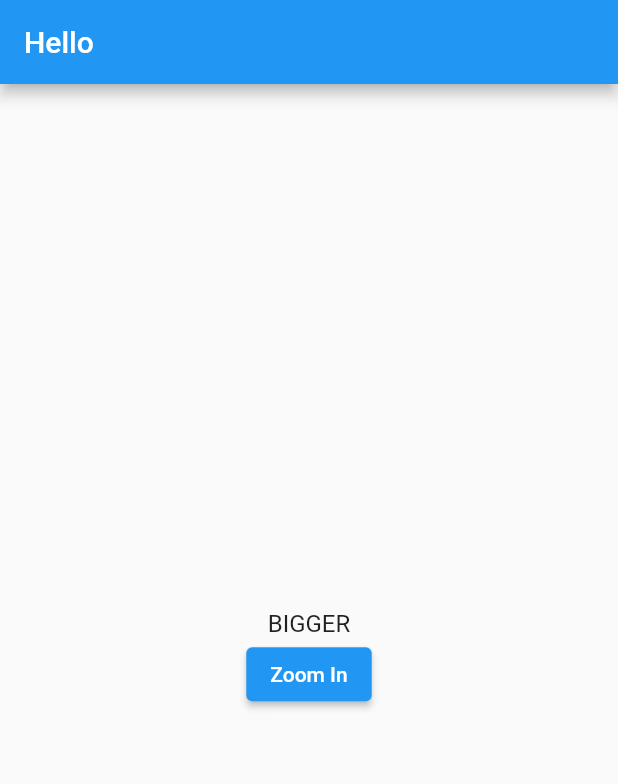
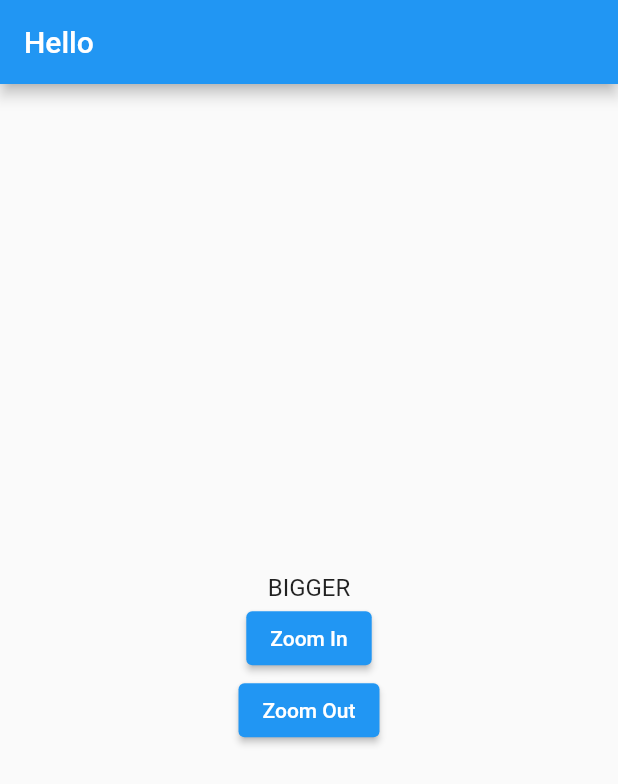
Before and after one commit to WahyuSeptiadi/FirstFlutterApps, a Flutter app: the screen it shows after launch, on a phone screen of 412 x 824 dp. Shown: the top 784 px of the screen. Run offline on Flutter 3.47's test engine with Material 2 defaults, Android fonts, the phone set to English and light mode, and no system bars.

Commit message:
add zoom out button in StatefulWidget

```diff
--- a/lib/main.dart
+++ b/lib/main.dart
@@ -25,7 +25,8 @@ class MyApp extends StatelessWidget {
   }
 }
 
-class Heading extends StatelessWidget { // state yang tidak bisa berubah (immutable)
+class Heading extends StatelessWidget {
+  // state yang tidak bisa berubah (immutable)
   final String text; // maka dari itu state harus dibuat FINAL
 
   Heading({this.text}); // dan value di set di constructor nya
@@ -42,7 +43,8 @@ class Heading extends StatelessWidget { // state yang tidak bisa berubah (immuta
   }
 }
 
-class BiggerText extends StatefulWidget { // state yang bisa berubah-ubah
+class BiggerText extends StatefulWidget {
+  // state yang bisa berubah-ubah
   final String text; // BUKAN STATE ASLI dari StatefulWidget
 
   const BiggerText({this.text});
@@ -50,7 +52,6 @@ class BiggerText extends StatefulWidget { // state yang bisa berubah-ubah
   @override
   _BiggerTextState createState() => _BiggerTextState();
 }
-
 
 class _BiggerTextState extends State<BiggerText> {
   double _textSize = 16.0; // STATE ASLI dari StatefulWidget
@@ -64,8 +65,17 @@ class _BiggerTextState extends State<BiggerText> {
         ElevatedButton(
           child: Text("Zoom In"),
           onPressed: () {
-            setState(() { // Mengubah nilai state harus dilakukan pada fungsi setState
+            setState(() {
+              // Mengubah nilai state harus dilakukan pada fungsi setState
               _textSize = 32.0;
+            });
+          },
+        ),
+        ElevatedButton(
+          child: Text("Zoom Out"),
+          onPressed: () {
+            setState(() {
+              _textSize = 16.0;
             });
           },
         )
```
